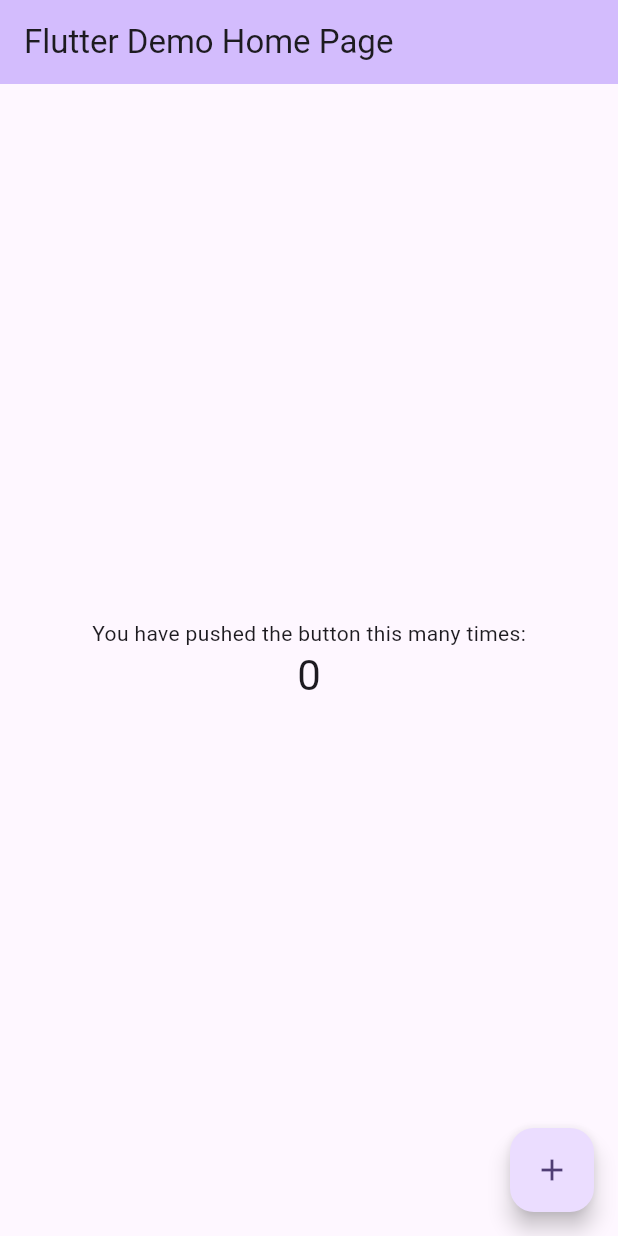
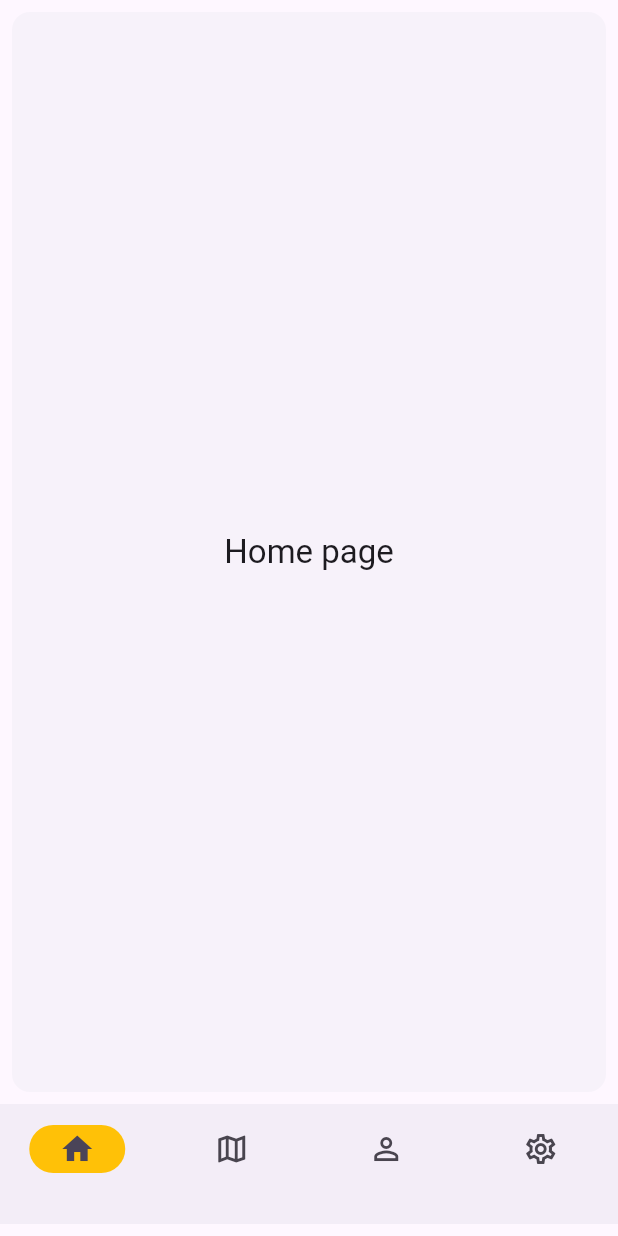
Before and after one commit to PikPakPik/T-YEP-600, a Flutter app: the screen it shows after launch, on a phone screen of 412 x 824 dp. Run offline on Flutter 3.47's test engine with Material 3 defaults, Android fonts, the light colour scheme and no system bars.

Commit message:
:sparkles: [FRONT]feat(19): add navigation menu

```diff
--- a/smarthike/lib/main.dart
+++ b/smarthike/lib/main.dart
@@ -1,125 +1,124 @@
 import 'package:flutter/material.dart';
 
-void main() {
-  runApp(const MyApp());
-}
+void main() => runApp(const SmartHikeApp());
 
-class MyApp extends StatelessWidget {
-  const MyApp({super.key});
+class SmartHikeApp extends StatelessWidget {
+  const SmartHikeApp({super.key});
 
-  // This widget is the root of your application.
   @override
   Widget build(BuildContext context) {
     return MaterialApp(
-      title: 'Flutter Demo',
-      theme: ThemeData(
-        // This is the theme of your application.
-        //
-        // TRY THIS: Try running your application with "flutter run". You'll see
-        // the application has a purple toolbar. Then, without quitting the app,
-        // try changing the seedColor in the colorScheme below to Colors.green
-        // and then invoke "hot reload" (save your changes or press the "hot
-        // reload" button in a Flutter-supported IDE, or press "r" if you used
-        // the command line to start the app).
-        //
-        // Notice that the counter didn't reset back to zero; the application
-        // state is not lost during the reload. To reset the state, use hot
-        // restart instead.
-        //
-        // This works for code too, not just values: Most code changes can be
-        // tested with just a hot reload.
-        colorScheme: ColorScheme.fromSeed(seedColor: Colors.deepPurple),
-        useMaterial3: true,
-      ),
-      home: const MyHomePage(title: 'Flutter Demo Home Page'),
+      theme: ThemeData(useMaterial3: true),
+      home: const NavigationBarApp(),
     );
   }
 }
 
-class MyHomePage extends StatefulWidget {
-  const MyHomePage({super.key, required this.title});
-
-  // This widget is the home page of your application. It is stateful, meaning
-  // that it has a State object (defined below) that contains fields that affect
-  // how it looks.
-
-  // This class is the configuration for the state. It holds the values (in this
-  // case the title) provided by the parent (in this case the App widget) and
-  // used by the build method of the State. Fields in a Widget subclass are
-  // always marked "final".
-
-  final String title;
+class NavigationBarApp extends StatefulWidget {
+  const NavigationBarApp({super.key});
 
   @override
-  State<MyHomePage> createState() => _MyHomePageState();
+  State<NavigationBarApp> createState() => _NavigationExampleState();
 }
 
-class _MyHomePageState extends State<MyHomePage> {
-  int _counter = 0;
-
-  void _incrementCounter() {
-    setState(() {
-      // This call to setState tells the Flutter framework that something has
-      // changed in this State, which causes it to rerun the build method below
-      // so that the display can reflect the updated values. If we changed
-      // _counter without calling setState(), then the build method would not be
-      // called again, and so nothing would appear to happen.
-      _counter++;
-    });
-  }
+class _NavigationExampleState extends State<NavigationBarApp> {
+  int currentPageIndex = 0;
 
   @override
   Widget build(BuildContext context) {
-    // This method is rerun every time setState is called, for instance as done
-    // by the _incrementCounter method above.
-    //
-    // The Flutter framework has been optimized to make rerunning build methods
-    // fast, so that you can just rebuild anything that needs updating rather
-    // than having to individually change instances of widgets.
+    final ThemeData theme = Theme.of(context);
     return Scaffold(
-      appBar: AppBar(
-        // TRY THIS: Try changing the color here to a specific color (to
-        // Colors.amber, perhaps?) and trigger a hot reload to see the AppBar
-        // change color while the other colors stay the same.
-        backgroundColor: Theme.of(context).colorScheme.inversePrimary,
-        // Here we take the value from the MyHomePage object that was created by
-        // the App.build method, and use it to set our appbar title.
-        title: Text(widget.title),
-      ),
-      body: Center(
-        // Center is a layout widget. It takes a single child and positions it
-        // in the middle of the parent.
-        child: Column(
-          // Column is also a layout widget. It takes a list of children and
-          // arranges them vertically. By default, it sizes itself to fit its
-          // children horizontally, and tries to be as tall as its parent.
-          //
-          // Column has various properties to control how it sizes itself and
-          // how it positions its children. Here we use mainAxisAlignment to
-          // center the children vertically; the main axis here is the vertical
-          // axis because Columns are vertical (the cross axis would be
-          // horizontal).
-          //
-          // TRY THIS: Invoke "debug painting" (choose the "Toggle Debug Paint"
-          // action in the IDE, or press "p" in the console), to see the
-          // wireframe for each widget.
-          mainAxisAlignment: MainAxisAlignment.center,
-          children: <Widget>[
-            const Text(
-              'You have pushed the button this many times:',
+      bottomNavigationBar: Container(
+        margin: const EdgeInsets.only(bottom: 8.0),
+        child: NavigationBar(
+          onDestinationSelected: (int index) {
+            setState(() {
+              currentPageIndex = index;
+            });
+          },
+          indicatorColor: Colors.amber,
+          selectedIndex: currentPageIndex,
+          destinations: const <Widget>[
+            NavigationDestination(
+              icon: Icon(Icons.home_outlined),
+              selectedIcon: Icon(Icons.home),
+              label: '',
             ),
-            Text(
-              '$_counter',
-              style: Theme.of(context).textTheme.headlineMedium,
+            NavigationDestination(
+              icon: Icon(Icons.map_outlined),
+              selectedIcon: Icon(Icons.map),
+              label: '',
+            ),
+            NavigationDestination(
+              icon: Icon(Icons.person_outline),
+              selectedIcon: Icon(Icons.person),
+              label: '',
+            ),
+            NavigationDestination(
+              icon: Icon(Icons.settings_outlined),
+              selectedIcon: Icon(Icons.settings),
+              label: '',
             ),
           ],
         ),
       ),
-      floatingActionButton: FloatingActionButton(
-        onPressed: _incrementCounter,
-        tooltip: 'Increment',
-        child: const Icon(Icons.add),
-      ), // This trailing comma makes auto-formatting nicer for build methods.
+      body: <Widget>[
+        /// Home page
+        Card(
+          shadowColor: Colors.transparent,
+          margin: const EdgeInsets.all(8.0),
+          child: SizedBox.expand(
+            child: Center(
+              child: Text(
+                'Home page',
+                style: theme.textTheme.titleLarge,
+              ),
+            ),
+          ),
+        ),
+
+        /// Map page
+        Card(
+          shadowColor: Colors.transparent,
+          margin: const EdgeInsets.all(8.0),
+          child: SizedBox.expand(
+            child: Center(
+              child: Text(
+                'Map page',
+                style: theme.textTheme.titleLarge,
+              ),
+            ),
+          ),
+        ),
+
+        /// Profile page
+        Card(
+          shadowColor: Colors.transparent,
+          margin: const EdgeInsets.all(8.0),
+          child: SizedBox.expand(
+            child: Center(
+              child: Text(
+                'Profile page',
+                style: theme.textTheme.titleLarge,
+              ),
+            ),
+          ),
+        ),
+
+        /// Settings page
+        Card(
+          shadowColor: Colors.transparent,
+          margin: const EdgeInsets.all(8.0),
+          child: SizedBox.expand(
+            child: Center(
+              child: Text(
+                'Settings page',
+                style: theme.textTheme.titleLarge,
+              ),
+            ),
+          ),
+        ),
+      ][currentPageIndex],
     );
   }
 }
```
Also changed, not shown: 7 other files.
